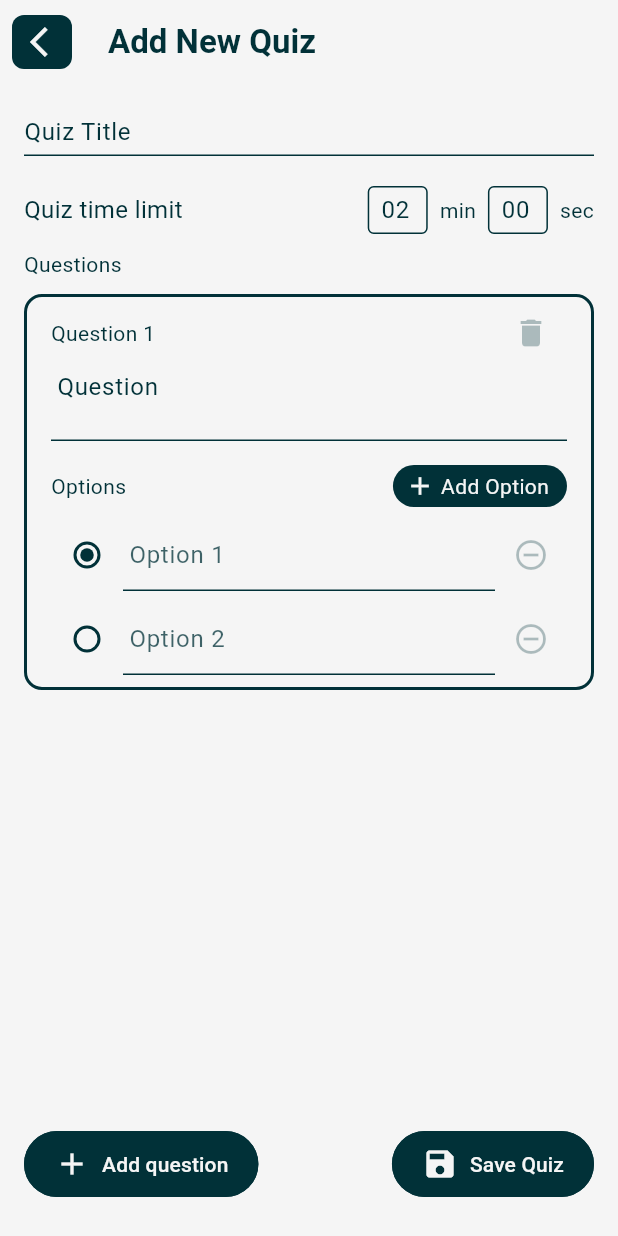
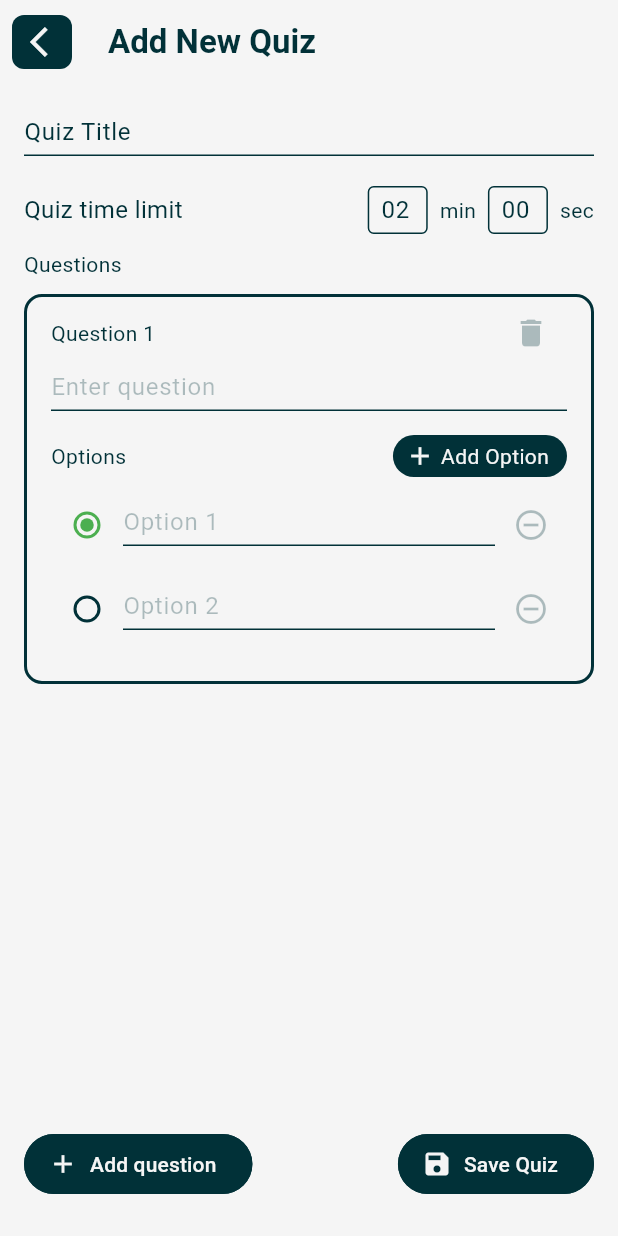
Before and after one commit to dev-zeb/quiz_master, a Flutter app: the AddQuizScreen screen opened directly, on a phone screen of 412 x 824 dp. Run offline on Flutter 3.47's test engine with Material 3 defaults, Android fonts, the phone set to English and light mode, and no system bars; our stand-ins replace flutter_riverpod, hive; accounts and stored records are empty; statements that could not run were skipped.

Commit message:
Refactor quiz files

```diff
--- a/lib/features/quiz/data/datasources/local/quiz_local_data_source.dart
+++ b/lib/features/quiz/data/datasources/local/quiz_local_data_source.dart
@@ -1,10 +1,9 @@
 import 'package:learn_and_quiz/features/quiz/data/models/quiz_model.dart';
-import 'package:learn_and_quiz/features/quiz/domain/entities/quiz.dart';
 
 abstract class QuizLocalDataSource {
-  List<QuizModel> getQuizzes();   // ✅ Now returns List<QuizModel>
-  void addQuiz(QuizModel quiz);   // ✅ Now accepts QuizModel
+  List<QuizModel> getQuizzes();
+  void addQuiz(QuizModel quiz);
   void deleteQuizById(String id);
-  QuizModel? getQuizById(String id);  // ✅ Now returns QuizModel?
-  void updateQuiz(QuizModel quiz);  // ✅ Now accepts QuizModel
+  QuizModel? getQuizById(String id);
+  void updateQuiz(QuizModel quiz);
 }
--- a/lib/features/quiz/presentation/screens/quiz_list_screen.dart
+++ b/lib/features/quiz/presentation/screens/quiz_list_screen.dart
@@ -3,6 +3,7 @@ import 'package:flutter_riverpod/flutter_riverpod.dart';
 import 'package:learn_and_quiz/core/config/strings.dart';
 import 'package:learn_and_quiz/core/ui/widget/app_bar_back_button.dart';
 import 'package:learn_and_quiz/features/quiz/domain/entities/quiz.dart';
+import 'package:learn_and_quiz/features/quiz/presentation/helpers/dto_models/quiz_time.dart';
 import 'package:learn_and_quiz/features/quiz/presentation/providers/quiz_provider.dart';
 import 'package:learn_and_quiz/features/quiz/presentation/screens/add_quiz_screen.dart';
 import 'package:learn_and_quiz/features/quiz/presentation/screens/quiz_play_screen.dart';
@@ -111,6 +112,8 @@ class QuizListScreen extends ConsumerWidget {
             trailing: Icon(Icons.play_arrow, color: colorScheme.primary),
             onTap: () {
               ref.invalidate(selectedAnswersProvider);
+              // Update the remaining time here
+              QuizTimeDTO.elapsedTimeSeconds = quiz.durationSeconds ?? 120;
               Navigator.push(
                 context,
                 MaterialPageRoute(
--- a/lib/features/quiz/presentation/widgets/quiz_form_question_item.dart
+++ b/lib/features/quiz/presentation/widgets/quiz_form_question_item.dart
@@ -123,9 +123,10 @@ class QuizFormQuestionItemState extends State<QuizFormQuestionItem> {
             color: colorScheme.primary,
           ),
           decoration: InputDecoration(
-            hintText: AppStrings.question,
+            isDense: true,
+            hintText: 'Enter question',
             hintStyle: TextStyle(
-              color: colorScheme.primary,
+              color: colorScheme.primary.withOpacity(0.3),
             ),
             enabledBorder: UnderlineInputBorder(
               borderSide: BorderSide(color: colorScheme.primary),
@@ -133,9 +134,10 @@ class QuizFormQuestionItemState extends State<QuizFormQuestionItem> {
             focusedBorder: UnderlineInputBorder(
               borderSide: BorderSide(color: colorScheme.primary),
             ),
-            contentPadding: const EdgeInsets.symmetric(horizontal: 4),
+            contentPadding: EdgeInsets.only(bottom: 4),
           ),
-          maxLines: 2,
+          minLines: 1,
+          maxLines: 4,
         ),
         const SizedBox(height: 16),
         Row(
@@ -188,7 +190,7 @@ class QuizFormQuestionItemState extends State<QuizFormQuestionItem> {
                   fillColor: WidgetStateProperty.resolveWith<Color>(
                     (Set<WidgetState> states) {
                       if (states.contains(WidgetState.selected)) {
-                        return colorScheme.primary;
+                        return Colors.green;
                       }
                       return colorScheme.primary;
                     },
@@ -204,9 +206,10 @@ class QuizFormQuestionItemState extends State<QuizFormQuestionItem> {
                     controller: _optionControllers[i],
                     style: TextStyle(color: colorScheme.primary),
                     decoration: InputDecoration(
+                      isDense: true,
                       hintText: '${AppStrings.option} ${i + 1}',
                       hintStyle: TextStyle(
-                        color: colorScheme.primary.withOpacity(0.75),
+                        color: colorScheme.primary.withOpacity(0.3),
                       ),
                       enabledBorder: UnderlineInputBorder(
                         borderSide: BorderSide(color: colorScheme.primary),
@@ -214,8 +217,10 @@ class QuizFormQuestionItemState extends State<QuizFormQuestionItem> {
                       focusedBorder: UnderlineInputBorder(
                         borderSide: BorderSide(color: colorScheme.primary),
                       ),
-                      contentPadding: const EdgeInsets.symmetric(horizontal: 4),
+                      contentPadding: const EdgeInsets.only(bottom: 4),
                     ),
+                    minLines: 1,
+                    maxLines: 4,
                   ),
                 ),
                 IconButton(
@@ -223,7 +228,7 @@ class QuizFormQuestionItemState extends State<QuizFormQuestionItem> {
                     Icons.remove_circle_outline,
                     color: _optionControllers.length <= 2
                         ? colorScheme.primary.withOpacity(0.3)
-                        : colorScheme.primary.withOpacity(0.9),
+                        : Colors.redAccent,
                   ),
                   onPressed: _optionControllers.length <= 2
                       ? null
@@ -232,6 +237,7 @@ class QuizFormQuestionItemState extends State<QuizFormQuestionItem> {
               ],
             ),
           ),
+        SizedBox(height: 16),
       ],
     );
   }
--- a/lib/features/quiz/presentation/widgets/quiz_outlined_button.dart
+++ b/lib/features/quiz/presentation/widgets/quiz_outlined_button.dart
@@ -20,6 +20,7 @@ class QuizOutlinedButton extends ConsumerWidget {
     final colorScheme = Theme.of(context).colorScheme;
 
     return Row(
+      crossAxisAlignment: CrossAxisAlignment.center,
       mainAxisAlignment:
           isRightAligned ? MainAxisAlignment.end : MainAxisAlignment.center,
       children: [
@@ -28,15 +29,11 @@ class QuizOutlinedButton extends ConsumerWidget {
           style: OutlinedButton.styleFrom(
             backgroundColor: colorScheme.primary,
             foregroundColor: colorScheme.onPrimary,
-            padding: const EdgeInsets.symmetric(
-              horizontal: 20,
-              vertical: 10,
-            ),
           ),
           icon: Icon(
             icon,
             color: colorScheme.onPrimary,
-            size: 24,
+            size: 20,
           ),
           label: Text(text),
         ),
```
